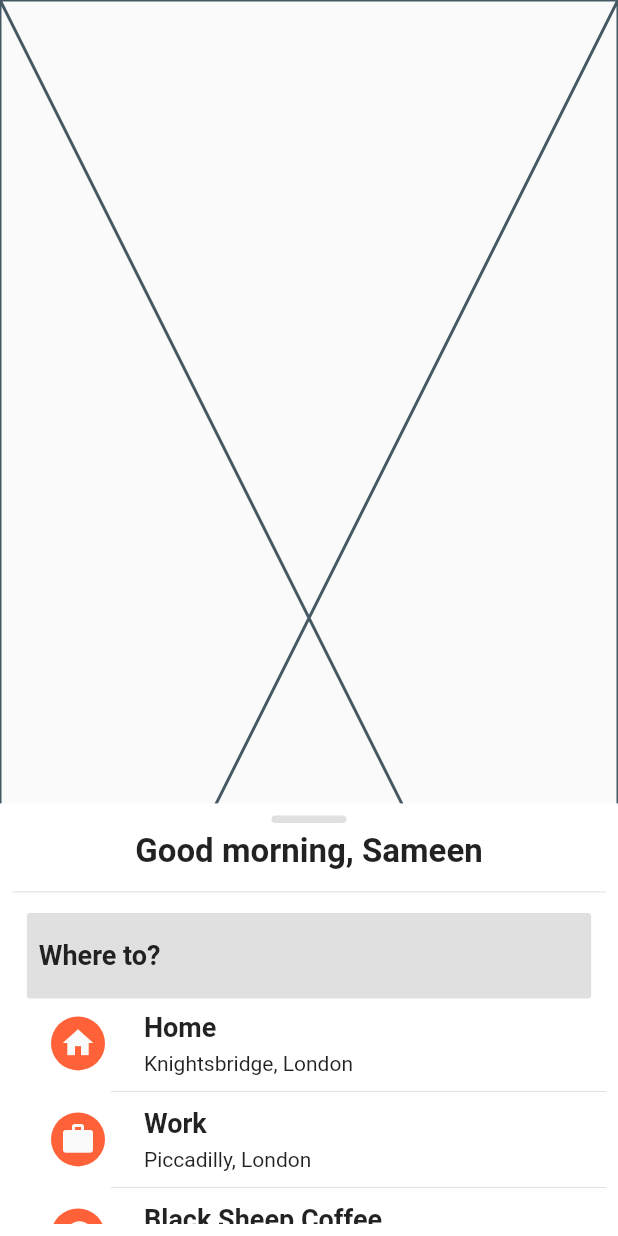
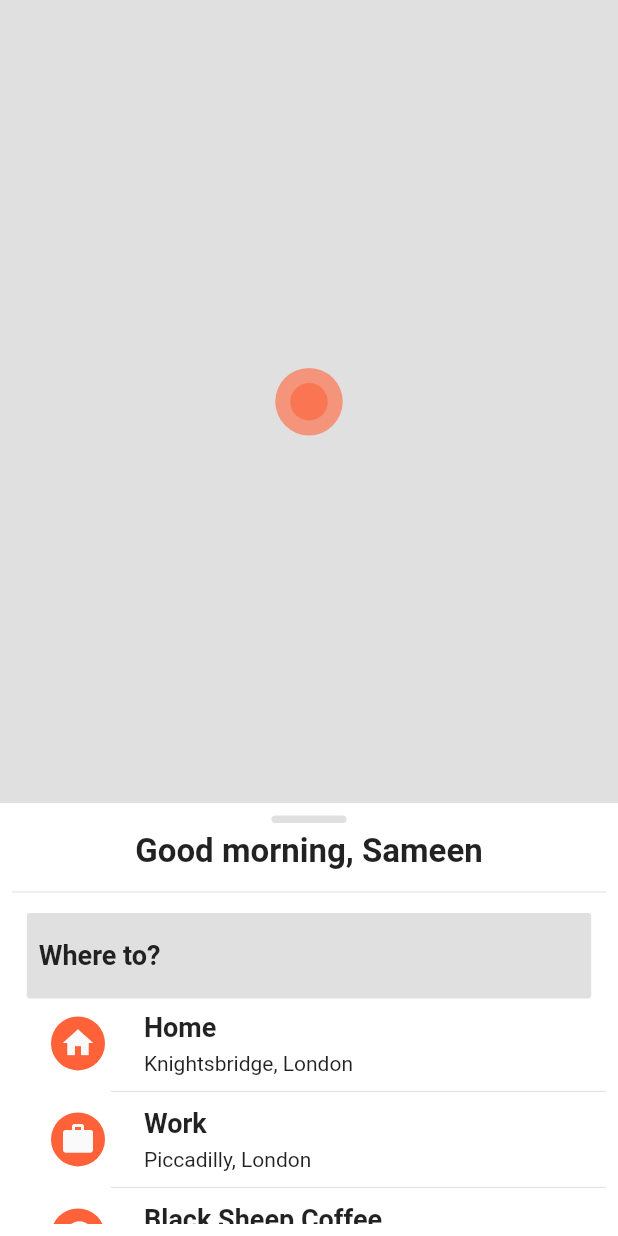
Before and after one commit to samisnotinsane/flutter-bites, a Flutter app: the screen it shows after launch, on a phone screen of 412 x 824 dp. Run offline on Flutter 3.47's test engine with Material 2 defaults, Android fonts, the phone set to English and light mode, and no system bars; our stand-ins replace flutter_spinkit, geolocator.

Commit message:
Add loading blip.

```diff
--- /dev/null
+++ b/geo_maps/lib/widgets/loading_blip.dart
@@ -0,0 +1,17 @@
+import 'package:flutter/material.dart';
+import 'package:flutter_spinkit/flutter_spinkit.dart';
+
+class LoadingBlip extends StatelessWidget {
+  @override
+  Widget build(BuildContext context) {
+    return Container(
+      height: MediaQuery.of(context).size.height * 0.65,
+      width: MediaQuery.of(context).size.width * 1,
+      color: Colors.grey[300],
+      child: SpinKitPulse(
+        color: Theme.of(context).indicatorColor,
+        size: 50.0,
+      ),
+    );
+  }
+}
--- a/geo_maps/lib/widgets/map_view.dart
+++ b/geo_maps/lib/widgets/map_view.dart
@@ -1,17 +1,47 @@
 import 'package:flutter/material.dart';
+import 'package:flutter/services.dart';
+import 'package:flutter_spinkit/flutter_spinkit.dart';
+import 'package:geolocator/geolocator.dart';
+
+import 'loading_blip.dart';
 
 class GoogleMapView extends StatefulWidget {
-  const GoogleMapView({
-    Key key,
-  }) : super(key: key);
-
   @override
   _GoogleMapViewState createState() => _GoogleMapViewState();
 }
 
 class _GoogleMapViewState extends State<GoogleMapView> {
+  String _mapStyle;
+  Position _currentPosition;
+
+  @override
+  void initState() {
+    super.initState();
+    rootBundle
+        .loadString('assets/map_style.json')
+        .then((value) => _mapStyle = value); // loads custom map theme
+    _getCurrentLocation(); // uses geolocator to acquire device position
+  }
+
+  void _getCurrentLocation() {
+    final Geolocator geolocator = Geolocator()..forceAndroidLocationManager;
+    geolocator
+        .getCurrentPosition(desiredAccuracy: LocationAccuracy.best)
+        .then(
+          (position) => setState(() {
+            _currentPosition = position;
+            print(_currentPosition);
+          }),
+        )
+        .catchError((e) => print(e));
+  }
+
   @override
   Widget build(BuildContext context) {
-    return Placeholder();
+    return Container(
+      height: MediaQuery.of(context).size.height *
+          0.65, // height (65%) = screen height (100%) - height of bottom card (35%)
+      child: _currentPosition == null ? LoadingBlip() : Placeholder(),
+    );
   }
 }
--- a/geo_maps/pubspec.yaml
+++ b/geo_maps/pubspec.yaml
@@ -30,6 +30,7 @@ dependencies:
   cupertino_icons: ^0.1.3
   google_maps_flutter: ^0.5.28+1
   geolocator: ^5.3.2+2
+  flutter_spinkit: ^4.1.2+1
 
 dev_dependencies:
   flutter_test:
```
Also changed, not shown: geo_maps/pubspec.lock.
